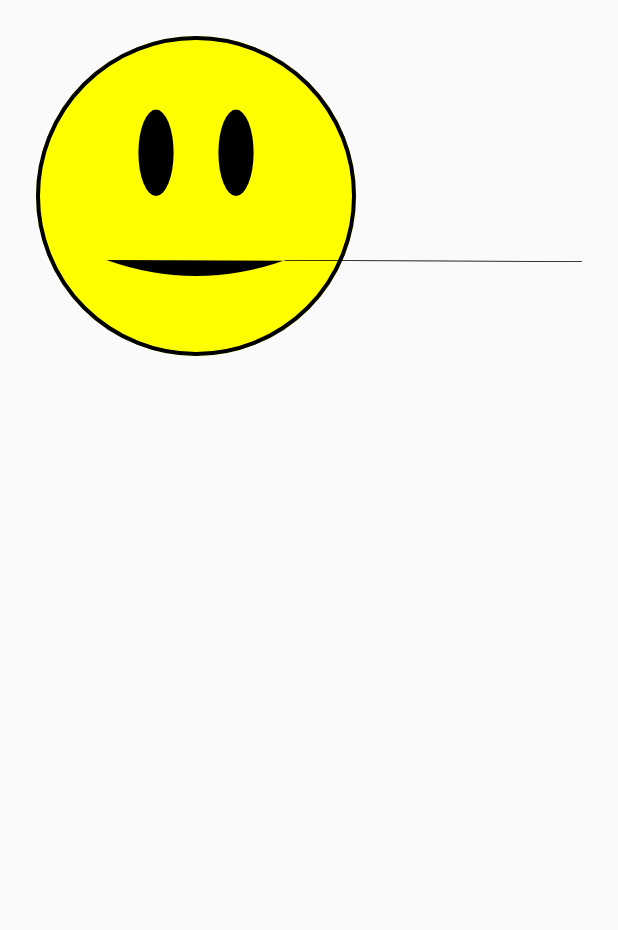
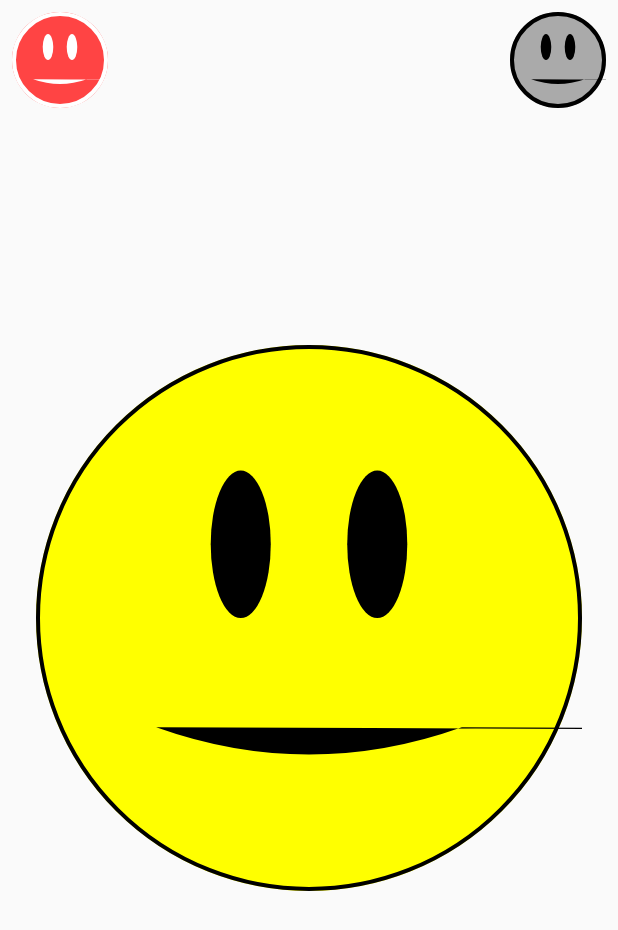
Before and after one commit to ThanHteikAung/CustomViewCreate, an Android app: the layout activity_custom_component.xml on its own in the app's theme, with its tools: preview values and no code run, on a phone screen of 412 x 824 dp. Shown: the top 930 px of the screen. Run offline under Robolectric (Android 15) with nearby library versions, the phone set to English and light mode, and no system bars; network calls fail.

Commit message:
make responsive and add custom view CustomViewCreate v1.11

```diff
--- a/app/src/main/java/com/padcmyanmar/padcx/padc_x_recyclerview_ypst/veiws/components/EmotionalFaceView.kt
+++ b/app/src/main/java/com/padcmyanmar/padcx/padc_x_recyclerview_ypst/veiws/components/EmotionalFaceView.kt
@@ -4,26 +4,58 @@ import android.content.Context
 import android.graphics.*
 import android.util.AttributeSet
 import android.view.View
+import androidx.core.content.withStyledAttributes
+import com.padcmyanmar.padcx.padc_x_recyclerview_ypst.R
 
 class EmotionalFaceView(context: Context, attrs: AttributeSet) : View(context, attrs) {
 
     //Paint object for coloring and styling
     private val paint = Paint(Paint.ANTI_ALIAS_FLAG)
 
+    //2
     //Some colors for the face background,eyes and mouth
-    private var faceColor = Color.YELLOW
-    private var eyesColor = Color.BLACK
-    private var mouthColor = Color.BLACK
-    private var borderColor = Color.BLACK
+    private var faceColor = DEFAULT_FACE_COLOR
+    private var eyesColor = DEFAULT_EYES_COLOR
+    private var mouthColor = DEFAULT_MOUTH_COLOR
+    private var borderColor = DEFAULT_BORDER_COLOR
 
     //Face border width in pixels
-    private var borderWidth = 4.0f
+    private var borderWidth = DEFAULT_BORDER_WIDTH
 
     //View size in pixels
-    private var size = 320
+    private var size = 0
 
     //To draw mouth on a path
     private val mouthPath = Path()
+
+    //3
+    var happinessSate = HAPPY
+        set(state) {
+            field = state
+
+            //4
+            invalidate()
+        }
+
+    //5
+    init {
+        paint.isAntiAlias = true
+        setupAttributes(attrs)
+    }
+
+    private fun setupAttributes(attrs: AttributeSet) {
+        //6
+        //get custom attribute values from xml
+        context.withStyledAttributes(attrs, R.styleable.EmotionalFaceView) {
+            happinessSate = getString(R.styleable.EmotionalFaceView_state)?.toLongOrNull() ?: HAPPY
+            faceColor = getColor(R.styleable.EmotionalFaceView_faceColor, DEFAULT_FACE_COLOR)
+            eyesColor = getColor(R.styleable.EmotionalFaceView_eyesColor, DEFAULT_EYES_COLOR)
+            mouthColor = getColor(R.styleable.EmotionalFaceView_mouthColor, DEFAULT_MOUTH_COLOR)
+            borderColor = getColor(R.styleable.EmotionalFaceView_borderColor, DEFAULT_BORDER_COLOR)
+            borderWidth =
+                getDimension(R.styleable.EmotionalFaceView_borderWidth, DEFAULT_BORDER_WIDTH)
+        }
+    }
 
     override fun onDraw(canvas: Canvas) {
         //call the super method to keep any drawing from the parent side.
@@ -87,6 +119,29 @@ class EmotionalFaceView(context: Context, attrs: AttributeSet) : View(context, a
         paint.style = Paint.Style.FILL
 
         //5.
-        canvas.drawPath(mouthPath,paint)
+        canvas.drawPath(mouthPath, paint)
+    }
+
+    override fun onMeasure(widthMeasureSpec: Int, heightMeasureSpec: Int) {
+        super.onMeasure(widthMeasureSpec, heightMeasureSpec)
+
+        // 1 get minimum value
+        size = measuredWidth.coerceAtMost(measuredHeight)
+
+        //2 override width and height
+        setMeasuredDimension(size, size)
+
+    }
+
+    //1
+    companion object {
+        private const val DEFAULT_FACE_COLOR = Color.YELLOW
+        private const val DEFAULT_EYES_COLOR = Color.BLACK
+        private const val DEFAULT_MOUTH_COLOR = Color.BLACK
+        private const val DEFAULT_BORDER_COLOR = Color.BLACK
+        private const val DEFAULT_BORDER_WIDTH = 4.0f
+
+        const val HAPPY = 0L
+        const val SAD = 1L
     }
 }
--- a/app/src/main/res/layout/activity_custom_component.xml
+++ b/app/src/main/res/layout/activity_custom_component.xml
@@ -11,6 +11,30 @@
         android:layout_width="match_parent"
         android:layout_height="match_parent"
         android:layout_centerInParent="true"
-        android:layout_margin="24dp"/>
+        android:layout_margin="@dimen/margin_large"/>
+
+    <com.padcmyanmar.padcx.padc_x_recyclerview_ypst.veiws.components.EmotionalFaceView
+        android:id="@+id/happyButton"
+        android:layout_width="64dp"
+        android:layout_height="64dp"
+        android:layout_alignParentStart="true"
+        android:layout_margin="@dimen/margin_medium"
+        app:faceColor="@android:color/holo_red_light"
+        app:borderColor="@android:color/white"
+        app:eyesColor="@android:color/white"
+        app:mouthColor="@android:color/white"
+        app:state="happy"/>
+
+    <com.padcmyanmar.padcx.padc_x_recyclerview_ypst.veiws.components.EmotionalFaceView
+        android:id="@+id/sadButton"
+        android:layout_width="64dp"
+        android:layout_height="64dp"
+        android:layout_alignParentEnd="true"
+        android:layout_margin="@dimen/margin_medium"
+        app:faceColor="@android:color/darker_gray"
+        app:borderColor="@android:color/black"
+        app:eyesColor="@android:color/black"
+        app:mouthColor="@android:color/black"
+        app:state="sad"/>
 
 </RelativeLayout>
--- a/app/src/main/res/values/attrs.xml
+++ b/app/src/main/res/values/attrs.xml
@@ -10,4 +10,15 @@
         <attr name="prefixColor" format="color"/>
     </declare-styleable>
 
+    <declare-styleable name="EmotionalFaceView">
+        <attr name="faceColor" format="color"/>
+        <attr name="eyesColor" format="color"/>
+        <attr name="mouthColor" format="color"/>
+        <attr name="borderColor" format="color"/>
+        <attr name="borderWidth" format="color"/>
+        <attr name="state" format="enum">
+            <enum name="happy" value="0"/>
+            <enum name="sad" value="1"/>
+        </attr>
+    </declare-styleable>
 </resources>
```
